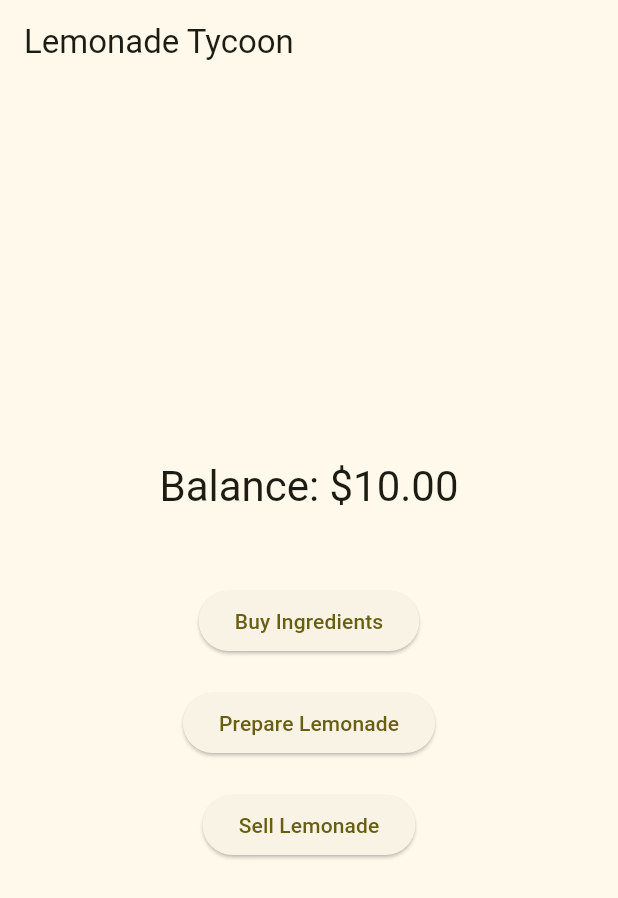
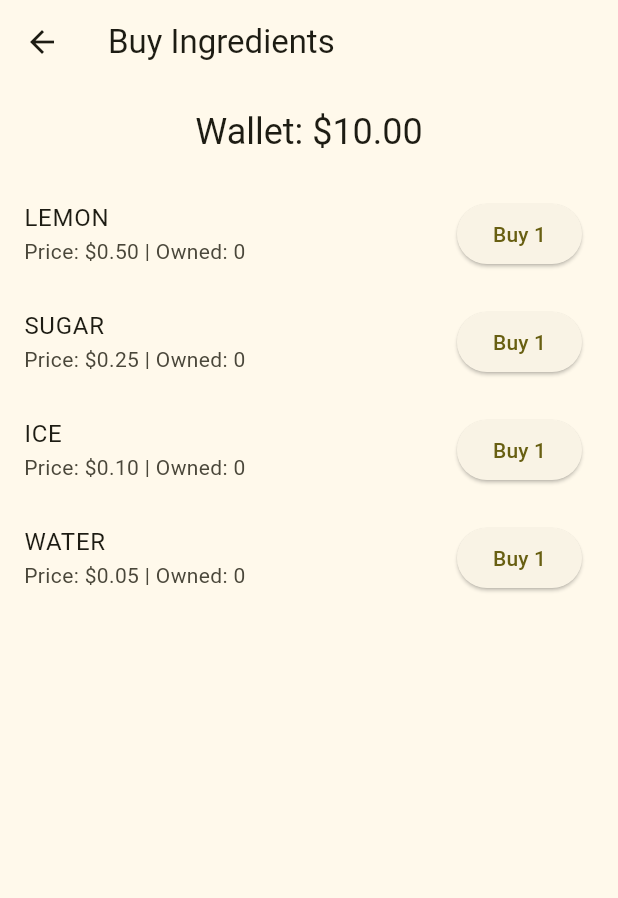
Before and after one commit to igorbasko01/lemonade-tycoon-flutter, a Flutter app: the GameMenuScreen screen opened directly, after a tap on "Buy Ingredients", on a phone screen of 412 x 824 dp. Shown: the top 898 px of the screen. Run offline on Flutter 3.47's test engine with Material 3 defaults, Android fonts, the phone set to English and light mode, and no system bars.

Commit message:
add buy ingredients screen

```diff
--- /dev/null
+++ b/lib/buy_ingredients_screen.dart
@@ -0,0 +1,60 @@
+import 'package:flutter/material.dart';
+import 'package:provider/provider.dart';
+import 'models/ingredients.dart';
+import 'view_models/game_view_model.dart';
+
+class BuyIngredientsScreen extends StatelessWidget {
+  const BuyIngredientsScreen({super.key});
+
+  @override
+  Widget build(BuildContext context) {
+    return Scaffold(
+      appBar: AppBar(
+        title: const Text('Buy Ingredients'),
+      ),
+      body: Consumer<GameViewModel>(
+        builder: (context, viewModel, child) {
+          final supplierPrices = viewModel.supplierPrices;
+          final playerInventory = viewModel.playerInventory;
+
+          return Column(
+            children: [
+              Padding(
+                padding: const EdgeInsets.all(16.0),
+                child: Text(
+                  'Wallet: \$${viewModel.balance.toStringAsFixed(2)}',
+                  style: Theme.of(context).textTheme.headlineSmall,
+                ),
+              ),
+              Expanded(
+                child: ListView.builder(
+                  itemCount: supplierPrices.length,
+                  itemBuilder: (context, index) {
+                    final ingredient = supplierPrices.keys.elementAt(index);
+                    final price = supplierPrices[ingredient]!;
+                    final ownedAmount = playerInventory[ingredient] ?? 0;
+
+                      final canAfford = viewModel.balance >= price;
+
+                      return ListTile(
+                        title: Text(ingredient.name.toUpperCase()),
+                        subtitle: Text('Price: \$${price.toStringAsFixed(2)} | Owned: $ownedAmount'),
+                        trailing: ElevatedButton(
+                          onPressed: canAfford
+                              ? () {
+                                  viewModel.buyIngredient(ingredient);
+                                }
+                              : null,
+                          child: const Text('Buy 1'),
+                        ),
+                      );
+                  },
+                ),
+              ),
+            ],
+          );
+        },
+      ),
+    );
+  }
+}
--- a/lib/game_menu_screen.dart
+++ b/lib/game_menu_screen.dart
@@ -1,5 +1,6 @@
 import 'package:flutter/material.dart';
 import 'package:provider/provider.dart';
+import 'buy_ingredients_screen.dart';
 import 'view_models/game_view_model.dart';
 
 class GameMenuScreen extends StatelessWidget {
@@ -26,7 +27,11 @@ class GameMenuScreen extends StatelessWidget {
             const SizedBox(height: 48),
             ElevatedButton(
               onPressed: () {
-                // TODO: Implement Buy Ingredients
+                Navigator.of(context).push(
+                  MaterialPageRoute(
+                    builder: (context) => const BuyIngredientsScreen(),
+                  ),
+                );
               },
               child: const Text('Buy Ingredients'),
             ),
--- a/lib/models/player.dart
+++ b/lib/models/player.dart
@@ -42,10 +42,11 @@ class Player {
     required Shop supplier,
     required Shop targetShop,
     required IngredientAmount item,
+    Wallet? fundsSource,
   }) {
     return supplier.buy(
       item: item,
-      buyerWallet: targetShop.wallet,
+      buyerWallet: fundsSource ?? targetShop.wallet,
       buyerInventory: targetShop.inventory,
     );
   }
--- a/lib/view_models/game_view_model.dart
+++ b/lib/view_models/game_view_model.dart
@@ -1,11 +1,16 @@
 import 'package:flutter/foundation.dart';
+import '../models/ingredients.dart';
+import '../models/inventory.dart';
 import '../models/player.dart';
+import '../models/shop.dart';
 import '../models/wallet.dart';
 
 class GameViewModel extends ChangeNotifier {
   late final Player _player;
 
-  GameViewModel({Player? player}) {
+  late final Shop _supplier;
+
+  GameViewModel({Player? player, Shop? supplier}) {
     if (player != null) {
       _player = player;
     } else {
@@ -14,13 +19,64 @@ class GameViewModel extends ChangeNotifier {
         name: 'Tycoon',
         wallet: Wallet(10.0), // Starting balance
       );
+      // We need to ensure the player has a shop to store ingredients
+      _player.addShop(Shop(
+        inventory: Inventory(ingredients: {}),
+        wallet: Wallet(0.0), // Shop starts with 0 funds, player transfers money
+        prices: {},
+      ));
+    }
+
+    if (supplier != null) {
+      _supplier = supplier;
+    } else {
+      _supplier = Shop(
+        inventory: Inventory(ingredients: {
+          Ingredients.lemon: 1000,
+          Ingredients.sugar: 1000,
+          Ingredients.ice: 1000,
+          Ingredients.water: 1000,
+        }),
+        wallet: Wallet(0.0),
+        prices: {
+          Ingredients.lemon: 0.5,
+          Ingredients.sugar: 0.25,
+          Ingredients.ice: 0.1,
+          Ingredients.water: 0.05,
+        },
+      );
     }
   }
 
   double get balance => _player.wallet.balance;
 
-  // Placeholder for future methods that modify state
-  void refreshState() {
-    notifyListeners();
+  // Expose supplier data
+  Map<Ingredient, double> get supplierPrices => _supplier.prices;
+
+  // Expose player's main shop inventory (assuming first shop is main)
+  // If player has no shops, we return empty map or handle error.
+  // Based on init above, player should have a shop.
+  Map<Ingredient, int> get playerInventory =>
+      _player.shops.isNotEmpty ? _player.shops.first.inventory.ingredients : {};
+
+  void buyIngredient(Ingredient ingredient) {
+    if (_player.shops.isEmpty) return;
+
+    final targetShop = _player.shops.first;
+    final item = IngredientAmount(ingredient: ingredient, amount: 1);
+
+
+    final result = _player.buyForShop(
+       supplier: _supplier,
+       targetShop: targetShop,
+       item: item,
+       fundsSource: _player.wallet, // Pay directly from player wallet
+     );
+
+     if (result == ShopTransactionResult.success) {
+       notifyListeners();
+     }
   }
+
+
 }
```
Also changed, not shown: 2 other files.
